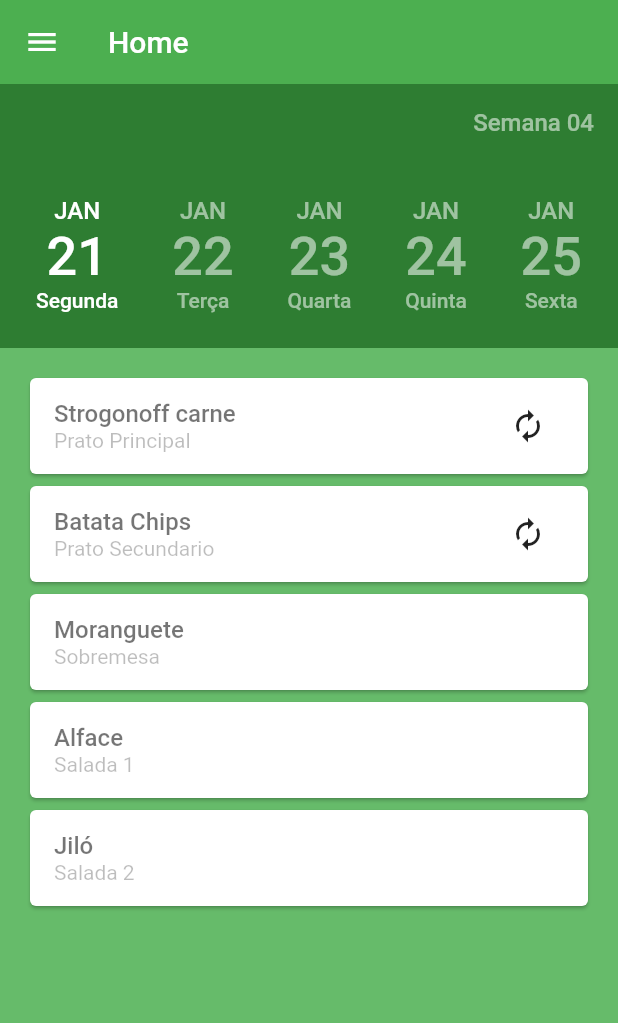
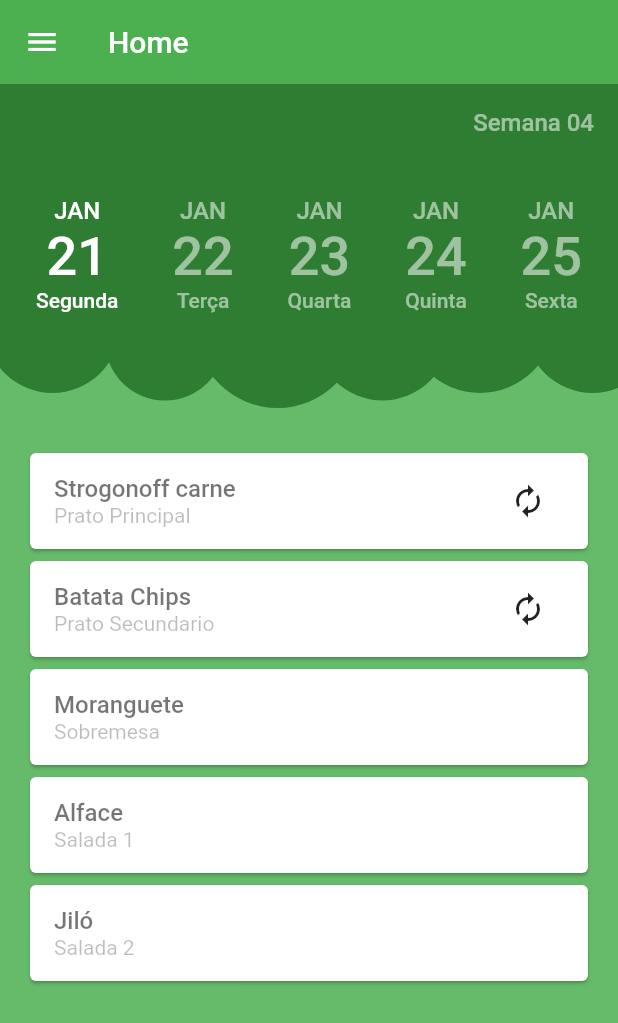
Before and after one commit to BR-Flutter/gf-troca-almoco, a Flutter app: the screen it shows after launch, on a phone screen of 412 x 824 dp. Shown: the top 1023 px of the screen. Run offline on Flutter 3.47's test engine with Material 2 defaults, Android fonts, the phone set to English and light mode, and no system bars; our stand-ins replace rxdart.

```diff
--- a/lib/pages/home/home.page.dart
+++ b/lib/pages/home/home.page.dart
@@ -61,7 +61,76 @@ class _HomePageState extends State<HomePage> {
         body: Column(
           mainAxisSize: MainAxisSize.max,
           children: <Widget>[
-            headerWeek(context, bloc),
+            Container(
+              color: Colors.green[400],
+              padding: EdgeInsets.only(bottom: 50.0),
+              child: Stack(
+                overflow: Overflow.visible,
+                children: <Widget>[
+                  Positioned(
+                    child: Container(
+                      height: 90.0,
+                      width: 90.0,
+                      decoration: BoxDecoration(
+                          color: Colors.green[800], shape: BoxShape.circle),
+                    ),
+                    bottom: -30.0,
+                    left: -10.0,
+                  ),
+                  Positioned(
+                    child: Container(
+                      height: 80.0,
+                      width: 80.0,
+                      decoration: BoxDecoration(
+                          color: Colors.green[800], shape: BoxShape.circle),
+                    ),
+                    bottom: -35.0,
+                    left: 70.0,
+                  ),
+                  Positioned(
+                    child: Container(
+                      height: 110.0,
+                      width: 110.0,
+                      decoration: BoxDecoration(
+                          color: Colors.green[800], shape: BoxShape.circle),
+                    ),
+                    bottom: -40.0,
+                    left: 130.0,
+                  ),
+                  Positioned(
+                    child: Container(
+                      height: 90.0,
+                      width: 90.0,
+                      decoration: BoxDecoration(
+                          color: Colors.green[800], shape: BoxShape.circle),
+                    ),
+                    bottom: -35.0,
+                    left: 210.0,
+                  ),
+                  Positioned(
+                    child: Container(
+                      height: 100.0,
+                      width: 100.0,
+                      decoration: BoxDecoration(
+                          color: Colors.green[800], shape: BoxShape.circle),
+                    ),
+                    bottom: -30.0,
+                    left: 270.0,
+                  ),
+                  Positioned(
+                    child: Container(
+                      height: 90.0,
+                      width: 90.0,
+                      decoration: BoxDecoration(
+                          color: Colors.green[800], shape: BoxShape.circle),
+                    ),
+                    bottom: -30.0,
+                    left: 350.0,
+                  ),
+                  headerWeek(context, bloc),
+                ],
+              ),
+            ),
             Flexible(
                 fit: FlexFit.loose,
                 child: Container(
```
